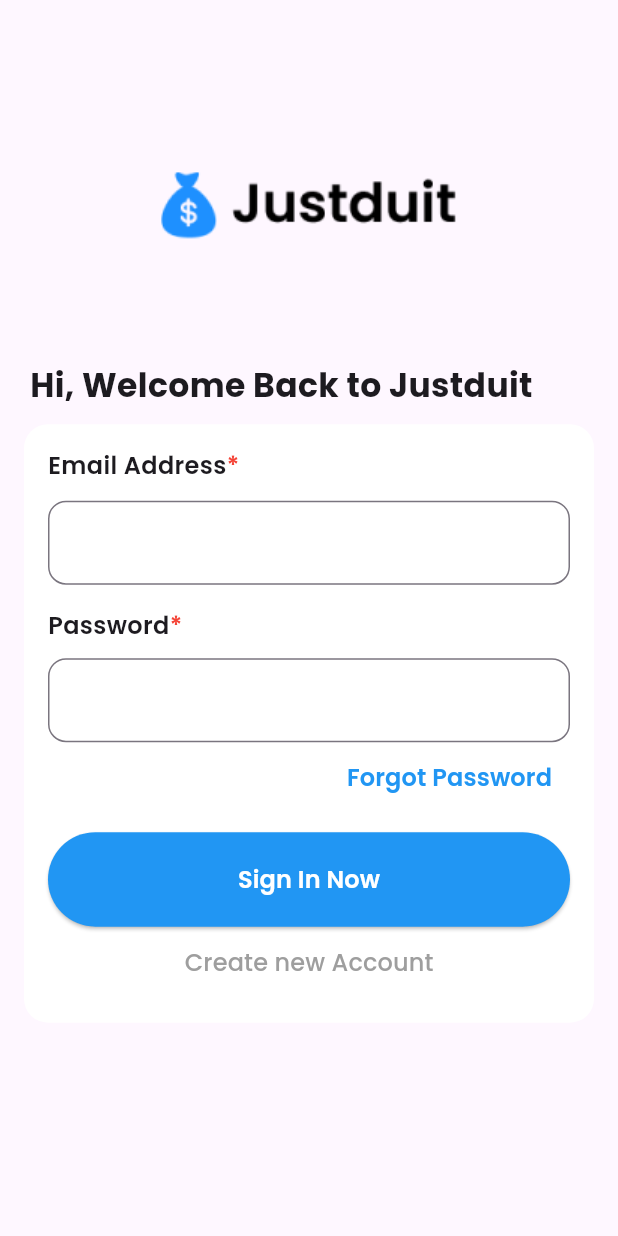
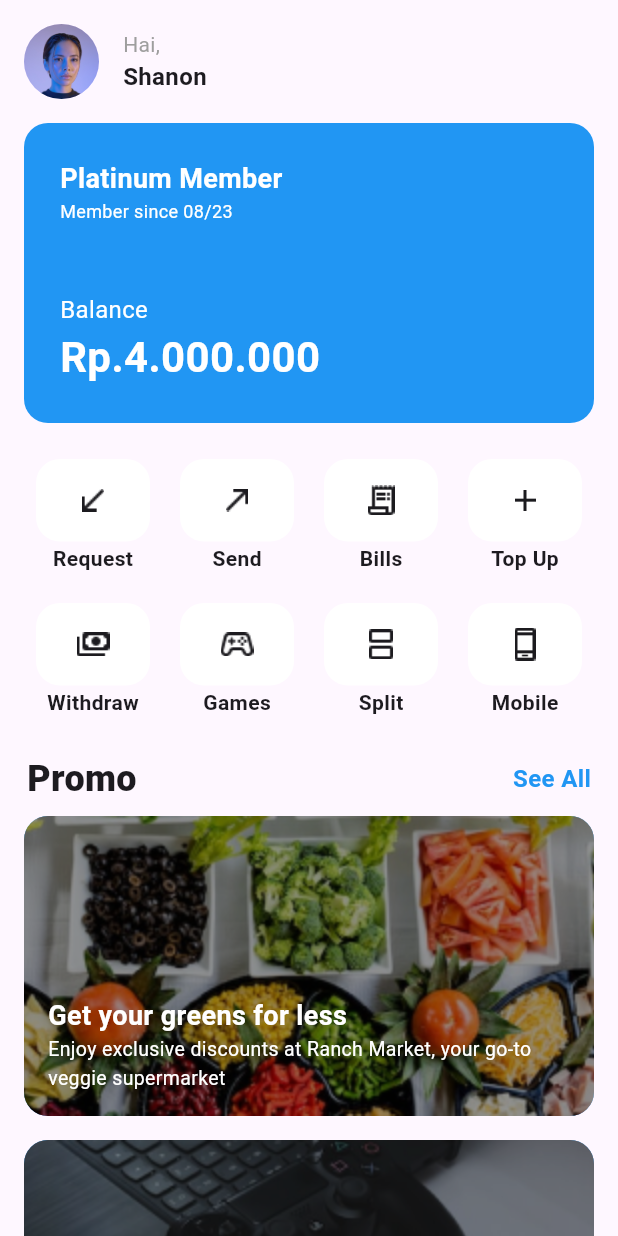
Before and after one commit to 1917051041RendyFitraAdiPratama/1917051041-advance-mobile, a Flutter app: the screen it shows after launch, on a phone screen of 412 x 824 dp. Run offline on Flutter 3.47's test engine with Material 2 defaults, Android fonts, the phone set to English and light mode, and no system bars; our stand-ins replace google_fonts.

Commit message:
branch 5-home

```diff
--- a/lib/helper.dart
+++ b/lib/helper.dart
@@ -2,7 +2,6 @@ import 'dart:io';
 
 late String? nama;
 void main() {
-  int umur = 3;
   nama = stdin.readLineSync();
   print("nama : $nama");
 
--- a/lib/main.dart
+++ b/lib/main.dart
@@ -1,6 +1,5 @@
 import 'package:flutter/material.dart';
-import 'package:justduit/screen/onboarding_screen.dart';
-import 'package:justduit/screen/signin_form.dart';
+import 'package:justduit/screen/home_screen.dart';
 
 void main() {
   runApp(const MyApp());
@@ -34,7 +33,7 @@ class MyApp extends StatelessWidget {
         useMaterial3: true,
       ),
       debugShowCheckedModeBanner: false,
-      home: const SignInScreen(),
+      home: const HomeScreen(),
     );
   }
 }
--- /dev/null
+++ b/lib/models/fitur_model.dart
@@ -0,0 +1,21 @@
+class fiturModels {
+  String? name;
+  String? logo;
+
+  fiturModels({this.name, this.logo});
+
+  List<fiturModels> getFitur() {
+    return [
+      fiturModels(
+          name: "Request", logo: 'assets/images/icon/call_received.png'),
+      fiturModels(name: "Send", logo: 'assets/images/icon/call_made.png'),
+      fiturModels(name: "Bills", logo: 'assets/images/icon/receipt_long.png'),
+      fiturModels(name: "Top Up", logo: 'assets/images/icon/add.png'),
+      fiturModels(name: "Withdraw", logo: 'assets/images/icon/payments.png'),
+      fiturModels(
+          name: "Games", logo: 'assets/images/icon/stadia_controller.png'),
+      fiturModels(name: "Split", logo: 'assets/images/icon/splitscreen.png'),
+      fiturModels(name: "Mobile", logo: 'assets/images/icon/phone_android.png')
+    ];
+  }
+}
--- /dev/null
+++ b/lib/models/promo_model.dart
@@ -0,0 +1,21 @@
+class promoModels {
+  String? title;
+  String? image;
+  String? desc;
+
+  promoModels({this.title, this.image, this.desc});
+
+  List<promoModels> getPromo() {
+    return [
+      promoModels(
+          title: "Get your greens for less",
+          image: 'assets/images/banner1.png',
+          desc:
+              "Enjoy exclusive discounts at Ranch Market, your go-to veggie supermarket"),
+      promoModels(
+          title: "Level up your gaming experience",
+          image: 'assets/images/banner2.png',
+          desc: "Get exciting cashback offers on topping up your game balance")
+    ];
+  }
+}
--- /dev/null
+++ b/lib/screen/home_screen.dart
@@ -0,0 +1,224 @@
+import 'package:flutter/material.dart';
+import 'package:justduit/models/fitur_model.dart';
+import 'package:justduit/models/promo_model.dart';
+
+class HomeScreen extends StatefulWidget {
+  const HomeScreen({super.key});
+
+  @override
+  State<HomeScreen> createState() => _HomeScreenState();
+}
+
+class _HomeScreenState extends State<HomeScreen> {
+  var fitur = fiturModels().getFitur();
+  var promo = promoModels().getPromo();
+
+  @override
+  Widget build(BuildContext context) {
+    return Scaffold(
+      body: SafeArea(
+        child: RefreshIndicator(
+          onRefresh: () {
+            return Future.delayed(Duration(seconds: 3));
+          },
+          child: SingleChildScrollView(
+            child: Column(
+              children: [
+                Padding(
+                  padding: const EdgeInsets.all(16.0),
+                  child: Row(
+                    children: [
+                      CircleAvatar(
+                        radius: 25,
+                        backgroundImage:
+                            AssetImage('assets/images/profile.png'),
+                      ),
+                      SizedBox(
+                        width: 16,
+                      ),
+                      Column(
+                        crossAxisAlignment: CrossAxisAlignment.start,
+                        children: [
+                          Text(
+                            "Hai,",
+                            style: TextStyle(fontSize: 14, color: Colors.grey),
+                          ),
+                          Text(
+                            "Shanon",
+                            style: TextStyle(
+                                fontSize: 16, fontWeight: FontWeight.bold),
+                          ),
+                        ],
+                      ),
+                    ],
+                  ),
+                ),
+                Container(
+                  margin: EdgeInsets.symmetric(horizontal: 16),
+                  width: double.infinity,
+                  height: 200,
+                  decoration: BoxDecoration(
+                    color: Colors.blue,
+                    borderRadius: BorderRadius.circular(16),
+                  ),
+                  child: Padding(
+                    padding: const EdgeInsets.all(24.0),
+                    child: Column(
+                      crossAxisAlignment: CrossAxisAlignment.start,
+                      mainAxisAlignment: MainAxisAlignment.spaceBetween,
+                      children: [
+                        Column(
+                          crossAxisAlignment: CrossAxisAlignment.start,
+                          children: [
+                            Text(
+                              "Platinum Member",
+                              style: TextStyle(
+                                fontSize: 18,
+                                color: Colors.white,
+                                fontWeight: FontWeight.bold,
+                              ),
+                            ),
+                            Text(
+                              "Member since 08/23",
+                              style: TextStyle(
+                                fontSize: 12,
+                                color: Colors.white,
+                              ),
+                            ),
+                          ],
+                        ),
+                        Column(
+                          crossAxisAlignment: CrossAxisAlignment.start,
+                          children: [
+                            Text(
+                              "Balance",
+                              style: TextStyle(
+                                fontSize: 16,
+                                color: Colors.white,
+                              ),
+                            ),
+                            Text(
+                              "Rp.4.000.000",
+                              style: TextStyle(
+                                fontSize: 28,
+                                color: Colors.white,
+                                fontWeight: FontWeight.bold,
+                              ),
+                            ),
+                          ],
+                        )
+                      ],
+                    ),
+                  ),
+                ),
+                Padding(
+                  padding: const EdgeInsets.all(24.0),
+                  child: GridView.builder(
+                    itemCount: fitur.length,
+                    physics: NeverScrollableScrollPhysics(),
+                    shrinkWrap: true,
+                    gridDelegate: SliverGridDelegateWithFixedCrossAxisCount(
+                        crossAxisCount: 4,
+                        mainAxisSpacing: 20,
+                        crossAxisSpacing: 20),
+                    itemBuilder: (context, index) {
+                      return Column(
+                        mainAxisAlignment: MainAxisAlignment.spaceBetween,
+                        children: [
+                          Container(
+                            height: 55,
+                            decoration: BoxDecoration(
+                              color: Colors.white,
+                              borderRadius: BorderRadius.circular(16),
+                            ),
+                            child: Center(
+                              child: Image.asset(
+                                fitur[index].logo!,
+                                width: 28,
+                              ),
+                            ),
+                          ),
+                          Text(
+                            fitur[index].name!,
+                            style: TextStyle(fontWeight: FontWeight.bold),
+                          )
+                        ],
+                      );
+                    },
+                  ),
+                ),
+                Padding(
+                  padding: const EdgeInsets.symmetric(horizontal: 18),
+                  child: Row(
+                    mainAxisAlignment: MainAxisAlignment.spaceBetween,
+                    children: [
+                      Text(
+                        "Promo",
+                        style: TextStyle(
+                            fontSize: 24, fontWeight: FontWeight.w900),
+                      ),
+                      Text(
+                        "See All",
+                        style: TextStyle(
+                            fontSize: 16,
+                            fontWeight: FontWeight.bold,
+                            color: Colors.blue),
+                      ),
+                    ],
+                  ),
+                ),
+                ListView.builder(
+                  itemCount: promo.length,
+                  shrinkWrap: true,
+                  physics: NeverScrollableScrollPhysics(),
+                  itemBuilder: (context, index) {
+                    return Container(
+                      margin: EdgeInsets.symmetric(horizontal: 16, vertical: 8),
+                      width: double.infinity,
+                      height: 200,
+                      decoration: BoxDecoration(
+                        color: Colors.blue,
+                        borderRadius: BorderRadius.circular(16),
+                        image: DecorationImage(
+                            fit: BoxFit.cover,
+                            image: AssetImage(promo[index].image!)),
+                      ),
+                      child: Stack(
+                        alignment: AlignmentDirectional.center,
+                        children: [
+                          Container(
+                            decoration: BoxDecoration(
+                              color: Colors.black.withOpacity(0.4),
+                              borderRadius: BorderRadius.circular(16),
+                            ),
+                          ),
+                          Padding(
+                            padding: const EdgeInsets.all(16.0),
+                            child: Column(
+                              mainAxisAlignment: MainAxisAlignment.end,
+                              crossAxisAlignment: CrossAxisAlignment.start,
+                              children: [
+                                Text(promo[index].title!,
+                                    style: TextStyle(
+                                        color: Colors.white,
+                                        fontSize: 18,
+                                        fontWeight: FontWeight.bold)),
+                                Text(promo[index].desc!,
+                                    style: TextStyle(
+                                        color: Colors.white, fontSize: 13)),
+                              ],
+                            ),
+                          ),
+                        ],
+                      ),
+                    );
+                  },
+                ),
+              ],
+            ),
+          ),
+        ),
+      ),
+    );
+  }
+}
--- a/pubspec.yaml
+++ b/pubspec.yaml
@@ -60,7 +60,7 @@ flutter:
 
   assets:
     - assets/images/
-    #   - images/a_dot_ham.jpeg
+    - assets/images/icon/
 
   # To add assets to your application, add an assets section, like this:
   # assets:
```
Also changed, not shown: assets/images/banner1.png (added), assets/images/banner2.png (added), assets/images/icon/add.png (added), assets/images/icon/call_made.png (added), assets/images/icon/call_received.png (added), assets/images/icon/payments.png (added), assets/images/icon/phone_android.png (added), assets/images/icon/receipt_long.png (added), assets/images/icon/splitscreen.png (added), assets/images/icon/stadia_controller.png (added), assets/images/profile.png (added).
